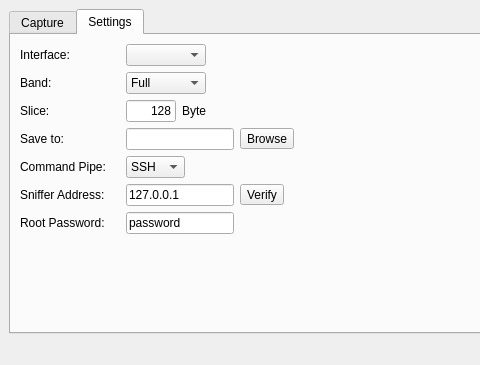
The window that form.ui (wuxiang3000/Qsniffer) describes before a commit, drawn with Qt 5; both pictures show x 0 to 480 and y 0 to 365 of the 800 by 365 pixel window.
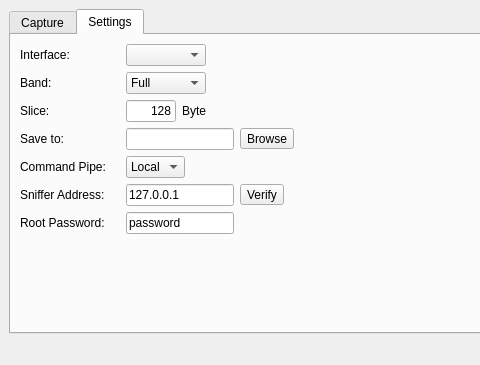
The same window after the commit. The open tabs and pages were chosen to show the change.

Commit message: set local terminal as default

The edit to the form file:
```diff
--- a/form.ui
+++ b/form.ui
@@ -394,7 +394,7 @@
            <widget class="QComboBox" name="comboBox_2">
             <item>
              <property name="text">
-              <string>SSH</string>
+              <string>Local</string>
              </property>
             </item>
             <item>
```
Left out of the diff: 2 changed lines with no effect on the pictures.
